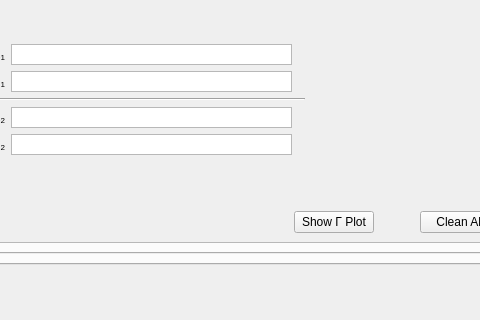
Old version of the form ui/syRF.ui in the repository urbanij/syRF; both pictures show x 730 to 1210 and y 526 to 846 of the 1357 by 846 pixel window.
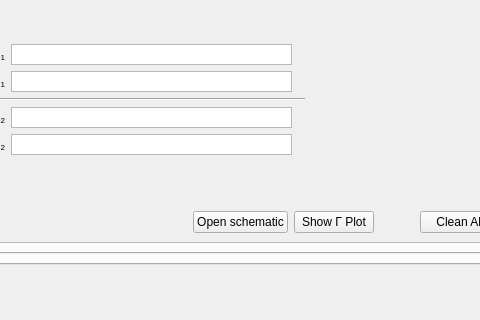
New version of the form. The open tabs and pages were chosen to show the change.

Commit message: added button L-section matching

```diff
--- a/ui/syRF.ui
+++ b/ui/syRF.ui
@@ -3393,6 +3393,13 @@
                       </property>
                      </spacer>
                     </item>
+                    <item>
+                     <widget class="QPushButton" name="open_pdf_sketch_button">
+                      <property name="text">
+                       <string>Open schematic</string>
+                      </property>
+                     </widget>
+                    </item>
                     <item>
                      <widget class="QPushButton" name="plot">
                       <property name="text">
```
Left out of the diff: 4 changed lines with no effect on the pictures. The commit also changes 4 other files.
